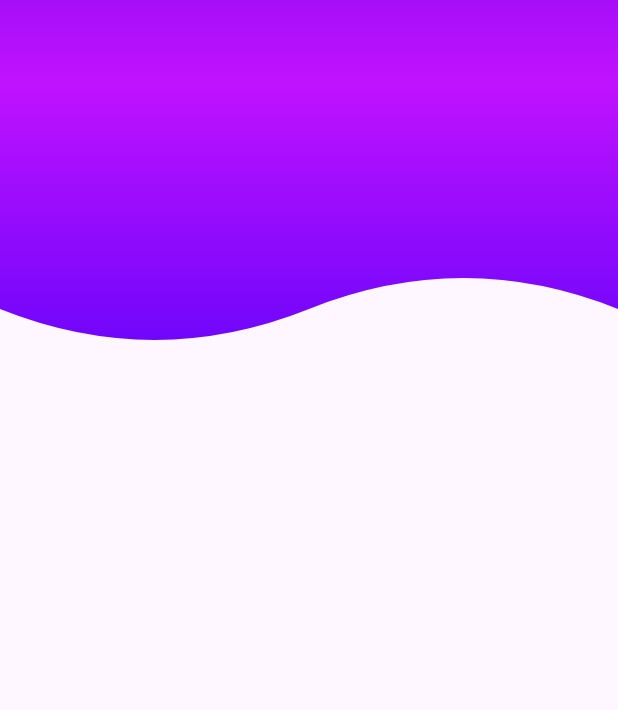
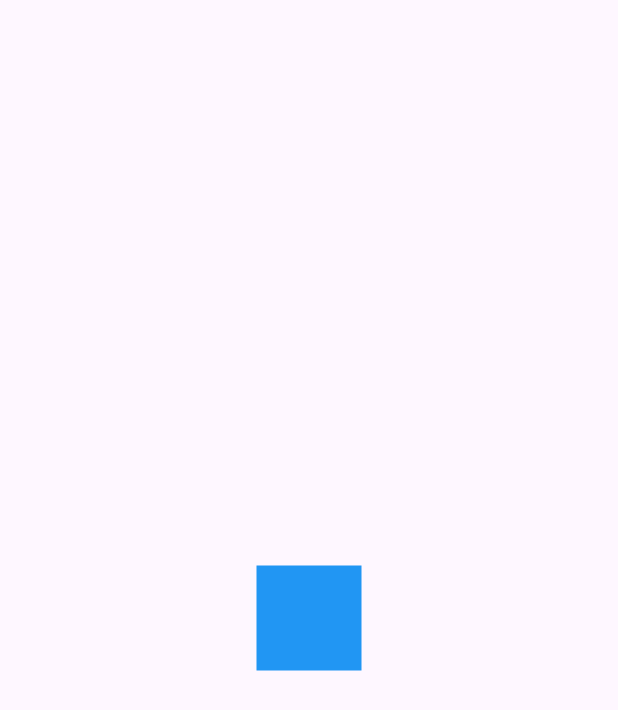
Before and after one commit to Flutter-Course-Sergio/designsApp, a Flutter app: the screen it shows after launch, on a phone screen of 412 x 824 dp. Shown: the top 710 px of the screen. Run offline on Flutter 3.47's test engine with Material 3 defaults, Android fonts, the light colour scheme and no system bars.

Commit message:
prep animatiosn screen

```diff
--- a/lib/main.dart
+++ b/lib/main.dart
@@ -1,4 +1,5 @@
-import 'package:designs_app/src/pages/headers_page.dart';
+import 'package:designs_app/src/pages/animations_page.dart';
+//import 'package:designs_app/src/pages/headers_page.dart';
 import 'package:flutter/material.dart';
 
 void main() {
@@ -11,7 +12,7 @@ class MainApp extends StatelessWidget {
   @override
   Widget build(BuildContext context) {
     return const MaterialApp(
-      home: HeadersPage(),
+      home: AnimationsPage(),
       title: 'Designs App',
       debugShowCheckedModeBanner: false,
     );
--- /dev/null
+++ b/lib/src/pages/animations_page.dart
@@ -0,0 +1,43 @@
+import 'package:flutter/material.dart';
+
+class AnimationsPage extends StatelessWidget {
+  const AnimationsPage({super.key});
+
+  @override
+  Widget build(BuildContext context) {
+    return const Scaffold(
+      body: Center(
+        child: AnimatedSquare(),
+      ),
+    );
+  }
+}
+
+class AnimatedSquare extends StatefulWidget {
+  const AnimatedSquare({
+    super.key,
+  });
+
+  @override
+  State<AnimatedSquare> createState() => _AnimatedSquareState();
+}
+
+class _AnimatedSquareState extends State<AnimatedSquare> {
+  @override
+  Widget build(BuildContext context) {
+    return const _Rectangule();
+  }
+}
+
+class _Rectangule extends StatelessWidget {
+  const _Rectangule({super.key});
+
+  @override
+  Widget build(BuildContext context) {
+    return Container(
+      width: 70,
+      height: 70,
+      decoration: const BoxDecoration(color: Colors.blue),
+    );
+  }
+}
```
